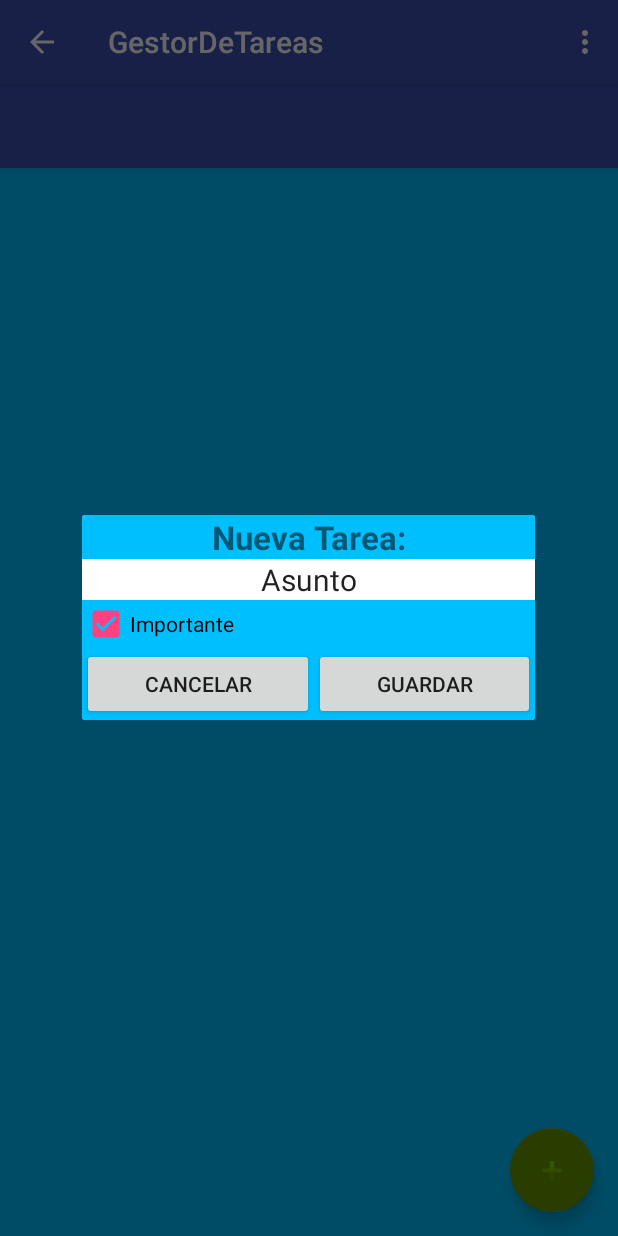
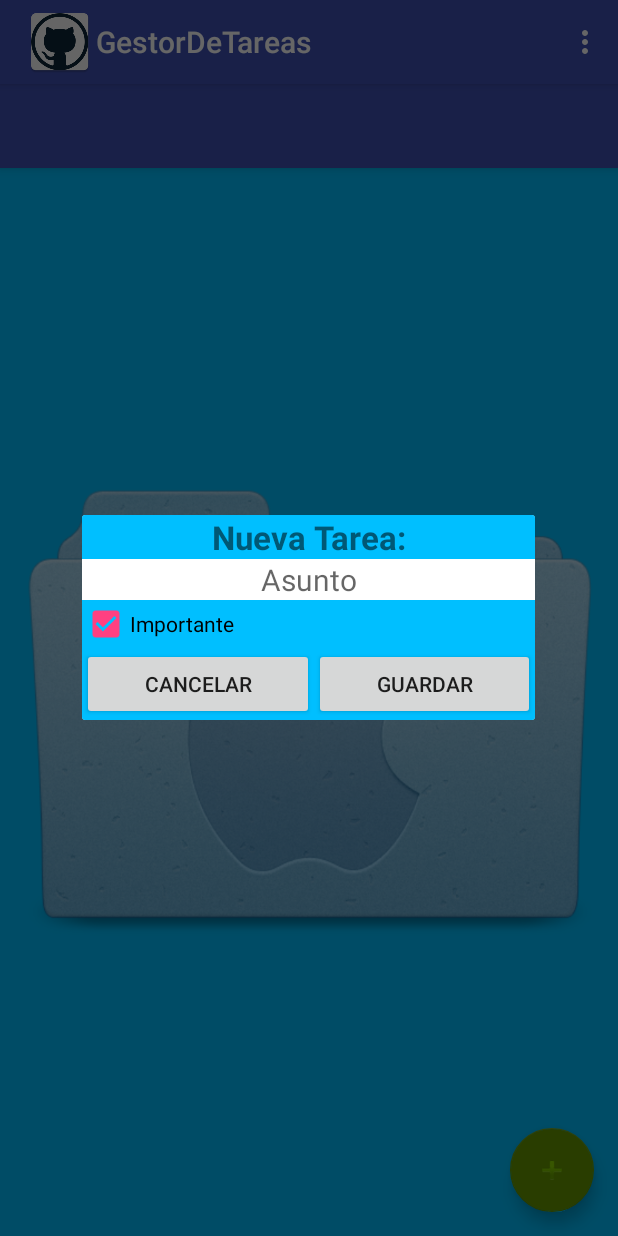
Before and after one commit to YeisonGomez/gestor-de-tareas-Android, an Android app: the screen it shows after launch (MainActivity), after a tap on an icon or button, on a phone screen of 412 x 824 dp. Run offline under Robolectric (Android 15) with nearby library versions, the phone set to English and light mode, and no system bars.

Commit message:
add imageView guide

```diff
--- a/app/src/main/java/com/example/yeisongomez/gestordetareas/MainActivity.java
+++ b/app/src/main/java/com/example/yeisongomez/gestordetareas/MainActivity.java
@@ -40,10 +40,11 @@ public class MainActivity extends AppCompatActivity {
     protected void onCreate(Bundle savedInstanceState) {
         super.onCreate(savedInstanceState);
         setContentView(R.layout.activity_main);
+
         //TODO Agregar icono en el header
         ActionBar actionBar = getSupportActionBar();
         actionBar.setHomeButtonEnabled(true);
-        actionBar.setDisplayHomeAsUpEnabled(true);
+        actionBar.setDisplayShowHomeEnabled(true);
         actionBar.setIcon(R.mipmap.ic_launcher);
 
         //TODO Evento boton flotante
@@ -201,6 +202,8 @@ public class MainActivity extends AppCompatActivity {
     }
 
     private void notifyToas(String text){
+        //TODO Notificacion Toast
+        //LENGTH_SHORT (Poca duración)
         Toast.makeText(MainActivity.this, text, Toast.LENGTH_LONG).show();
     }
 
--- a/app/src/main/res/layout/content_main.xml
+++ b/app/src/main/res/layout/content_main.xml
@@ -13,7 +13,12 @@
     tools:context="com.example.yeisongomez.gestordetareas.MainActivity"
     tools:showIn="@layout/activity_main">
 
-
+    <ImageView
+        android:id="@+id/imagen_example"
+        android:layout_height="match_parent"
+        android:layout_width="match_parent"
+        android:src="@drawable/apple"
+        />
     <ListView
         android:layout_width="match_parent"
         android:layout_height="wrap_content"
--- a/app/src/main/res/layout/dialog_new_task.xml
+++ b/app/src/main/res/layout/dialog_new_task.xml
@@ -25,7 +25,7 @@
             android:inputType="textPersonName"
             android:ems="10"
             android:id="@+id/subject_task"
-            android:text="Asunto"
+            android:hint="Asunto"
             android:layout_weight="0.13"
             android:layout_height="wrap_content"
             android:singleLine="false"
```
Also changed, not shown: app/src/main/res/drawable/apple.png (added).
